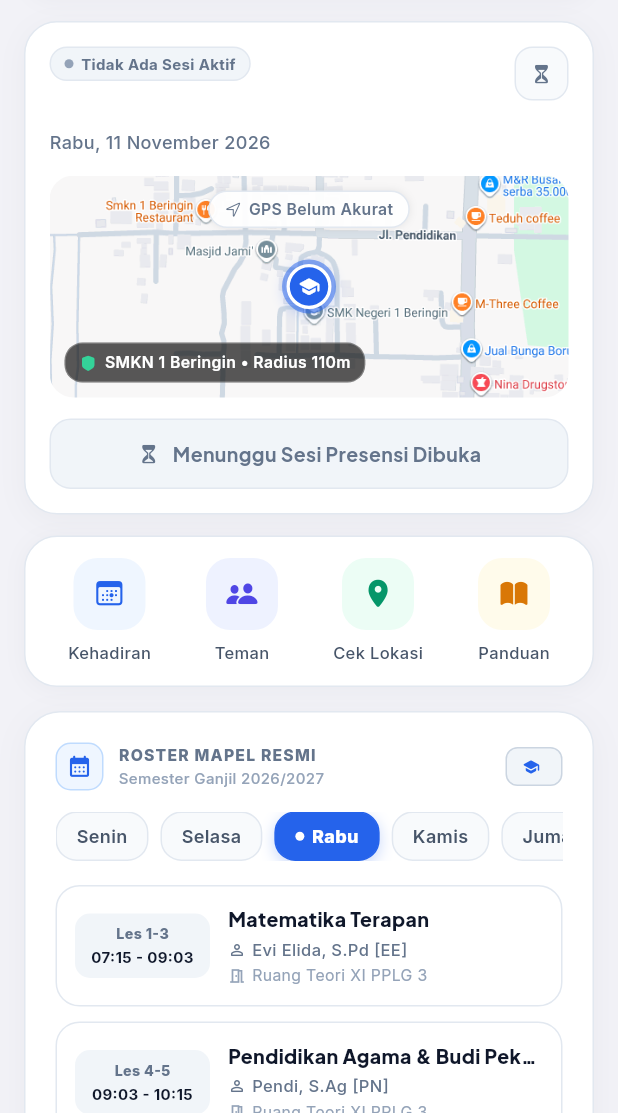
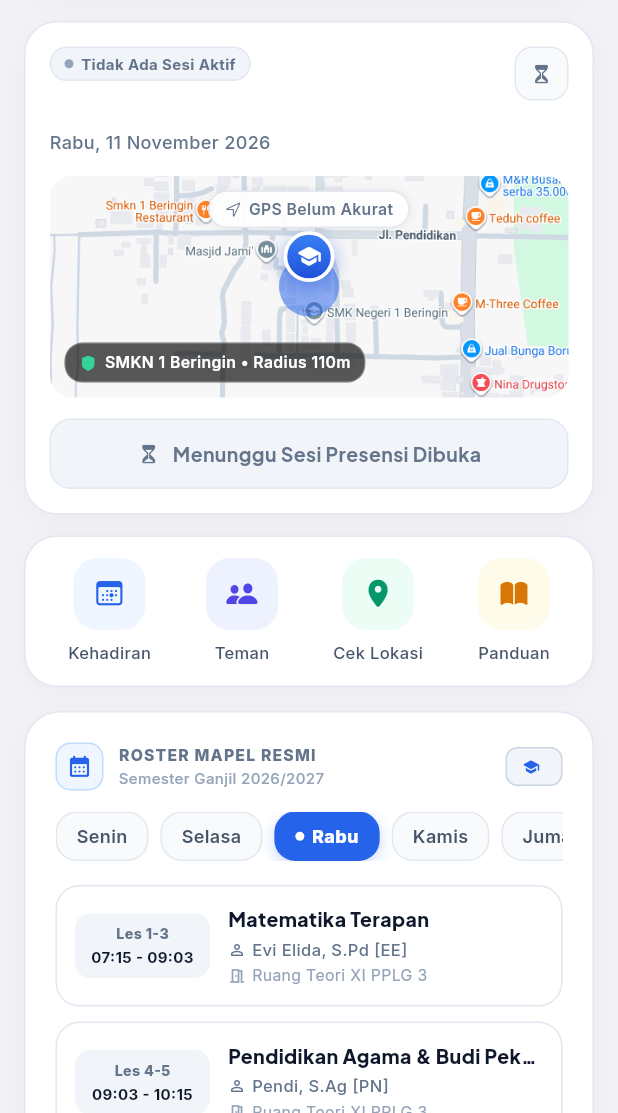
Before and after one commit to DIMASAHNAF/presensi-digital-mobile, a Flutter app: the BerandaTab widget shown alone on an empty page, opened directly with empty values, on a phone screen of 412 x 824 dp, the part 123-1236 px from its top. Run offline on Flutter 3.47's test engine with Material 3 defaults, Android fonts, the phone set to English and light mode, and no system bars; drawn by our look-alikes of flutter_animate; our stand-ins replace camera, geolocator, google_fonts, image_picker, permission_handler, shared_preferences and 1 more; missing offline and left inert: dart:js_interop; accounts and stored records are empty; network calls fail.

Commit message:
feat(mobile): add animated bouncing school pin on map with contact shadow and radar waves

```diff
--- a/lib/features/dashboard/tabs/beranda_tab.dart
+++ b/lib/features/dashboard/tabs/beranda_tab.dart
@@ -51,9 +51,58 @@ class BerandaTab extends StatefulWidget {
   State<BerandaTab> createState() => _BerandaTabState();
 }
 
-class _BerandaTabState extends State<BerandaTab> {
+class _BerandaTabState extends State<BerandaTab>
+    with SingleTickerProviderStateMixin {
   static const String _storageBase =
       'https://presensi.smknegeri1beringin.sch.id/storage/';
+
+  late AnimationController _jumpController;
+  late Animation<double> _jumpAnimation;
+  late Animation<double> _shadowScaleAnimation;
+  late Animation<double> _shadowOpacityAnimation;
+
+  @override
+  void initState() {
+    super.initState();
+    // Animasi lompat-lompat berulang (bouncing pin)
+    _jumpController = AnimationController(
+      vsync: this,
+      duration: const Duration(milliseconds: 620),
+    )..repeat(reverse: true);
+
+    // Perpindahan vertikal (naik 20px lalu turun kembali)
+    _jumpAnimation = Tween<double>(begin: 0.0, end: -20.0).animate(
+      CurvedAnimation(
+        parent: _jumpController,
+        curve: Curves.easeOutCubic,
+        reverseCurve: Curves.easeInCubic,
+      ),
+    );
+
+    // Bayangan di tanah mengecil saat pin terangkat ke udara
+    _shadowScaleAnimation = Tween<double>(begin: 1.0, end: 0.42).animate(
+      CurvedAnimation(
+        parent: _jumpController,
+        curve: Curves.easeOutCubic,
+        reverseCurve: Curves.easeInCubic,
+      ),
+    );
+
+    // Bayangan di tanah memudar saat pin semakin tinggi
+    _shadowOpacityAnimation = Tween<double>(begin: 0.45, end: 0.10).animate(
+      CurvedAnimation(
+        parent: _jumpController,
+        curve: Curves.easeOutCubic,
+        reverseCurve: Curves.easeInCubic,
+      ),
+    );
+  }
+
+  @override
+  void dispose() {
+    _jumpController.dispose();
+    super.dispose();
+  }
 
   void _openEditProfile() {
     HapticFeedback.lightImpact();
@@ -692,15 +741,19 @@ class _BerandaTabState extends State<BerandaTab> {
               ),
             ),
 
-            // Pin Marker Sekolah di Tengah Peta dengan Animasi Radar Pulse
+            // Pin Marker Sekolah di Tengah Peta dengan Animasi Lompat-Lompat & Radar Pulse
             Center(
-              child: Stack(
+              child: AnimatedBuilder(
+                animation: _jumpController,
+                builder: (context, child) {
+                  return Stack(
                     alignment: Alignment.center,
+                    clipBehavior: Clip.none,
                     children: [
-                  // Pulse Ripple Ring 1 (Continuous Wave)
+                      // 1. Pulse Ripple Ring 1 (Continuous Wave)
                       Container(
-                    width: 36,
-                    height: 36,
+                        width: 40,
+                        height: 40,
                         decoration: BoxDecoration(
                           shape: BoxShape.circle,
                           color: const Color(0xFF2563EB).withOpacity(0.35),
@@ -709,16 +762,16 @@ class _BerandaTabState extends State<BerandaTab> {
                           .animate(onPlay: (c) => c.repeat())
                           .scale(
                             begin: const Offset(0.9, 0.9),
-                        end: const Offset(2.4, 2.4),
+                            end: const Offset(2.6, 2.6),
                             duration: 1600.ms,
                             curve: Curves.easeOut,
                           )
                           .fadeOut(duration: 1600.ms, curve: Curves.easeOut),
 
-                  // Pulse Ripple Ring 2 (Delayed Secondary Wave)
+                      // 2. Pulse Ripple Ring 2 (Delayed Secondary Wave)
                       Container(
-                    width: 36,
-                    height: 36,
+                        width: 40,
+                        height: 40,
                         decoration: BoxDecoration(
                           shape: BoxShape.circle,
                           color: const Color(0xFF2563EB).withOpacity(0.25),
@@ -730,35 +783,61 @@ class _BerandaTabState extends State<BerandaTab> {
                           )
                           .scale(
                             begin: const Offset(0.9, 0.9),
-                        end: const Offset(2.4, 2.4),
+                            end: const Offset(2.6, 2.6),
                             duration: 1600.ms,
                             curve: Curves.easeOut,
                           )
                           .fadeOut(duration: 1600.ms, curve: Curves.easeOut),
 
-                  // Pin Sekolah Inti
-                  Container(
-                    width: 30,
-                    height: 30,
+                      // 3. Bayangan Kontak di Tanah (Mengecil & Memudar saat Pin Melompat ke Udara)
+                      Transform.translate(
+                        offset: const Offset(0, 16),
+                        child: Transform.scale(
+                          scaleX: _shadowScaleAnimation.value,
+                          scaleY: _shadowScaleAnimation.value * 0.65,
+                          child: Container(
+                            width: 24,
+                            height: 8,
                             decoration: BoxDecoration(
-                      color: const Color(0xFF2563EB),
+                              color: Colors.black.withOpacity(_shadowOpacityAnimation.value),
+                              borderRadius: const BorderRadius.all(Radius.elliptical(24, 8)),
+                            ),
+                          ),
+                        ),
+                      ),
+
+                      // 4. Pin Sekolah yang Lompat-Lompat Naik Turun (Bouncing Pin Icon)
+                      Transform.translate(
+                        offset: Offset(0, _jumpAnimation.value),
+                        child: Container(
+                          width: 34,
+                          height: 34,
+                          decoration: BoxDecoration(
+                            gradient: const LinearGradient(
+                              colors: [Color(0xFF3B82F6), Color(0xFF1D4ED8)],
+                              begin: Alignment.topCenter,
+                              end: Alignment.bottomCenter,
+                            ),
                             shape: BoxShape.circle,
-                      border: Border.all(color: Colors.white, width: 2.2),
+                            border: Border.all(color: Colors.white, width: 2.5),
                             boxShadow: [
                               BoxShadow(
-                          color: const Color(0xFF2563EB).withOpacity(0.4),
-                          blurRadius: 8,
-                          offset: const Offset(0, 2),
+                                color: const Color(0xFF1D4ED8).withOpacity(0.45),
+                                blurRadius: 10,
+                                offset: const Offset(0, 4),
                               ),
                             ],
                           ),
                           child: const Icon(
                             Icons.school_rounded,
-                      size: 15,
+                            size: 17,
                             color: Colors.white,
                           ),
                         ),
+                      ),
                     ],
+                  );
+                },
               ),
             ),
 
```
Lines whose indentation alone changed are shown as unchanged.
